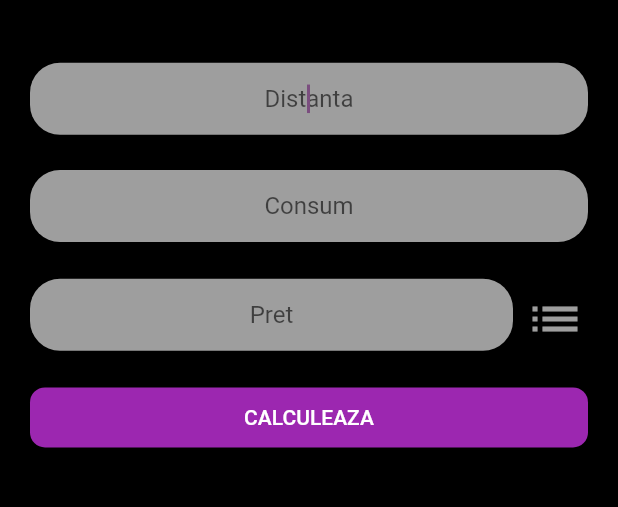
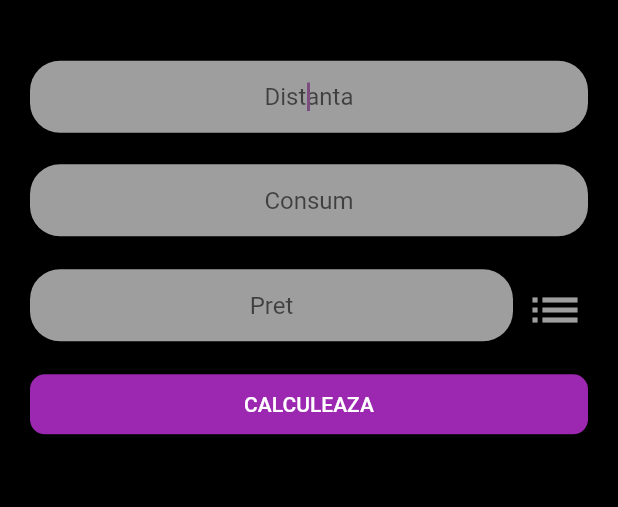
Before and after one commit to denosg/calculator_consum_flutter, a Flutter app: the screen it shows after launch, on a phone screen of 412 x 824 dp, the part 345-852 px from its top. Run offline on Flutter 3.47's test engine with Material 2 defaults, Android fonts, the phone set to English and light mode, and no system bars.

Commit message:
bug fixes

```diff
--- a/lib/app_home.dart
+++ b/lib/app_home.dart
@@ -41,7 +41,7 @@ class AppHome extends StatelessWidget {
           const SizedBox(height: 10),
           Container(
             width: double.infinity,
-            height: 320,
+            height: 310,
             // color: Colors.red,
             padding: const EdgeInsets.all(20),
             child: Form(
@@ -60,9 +60,9 @@ class AppHome extends StatelessWidget {
                       textInputAction: TextInputAction.next,
                       autofocus: true,
                       decoration: const InputDecoration(
-                          hintText: 'Distanta',
-                          border: InputBorder.none,
-                          hintStyle: TextStyle()),
+                        hintText: 'Distanta',
+                        border: InputBorder.none,
+                      ),
                       onSaved: (distanta) {
                         if (distanta != null) {
                           _values['distanta'] = distanta;
```
